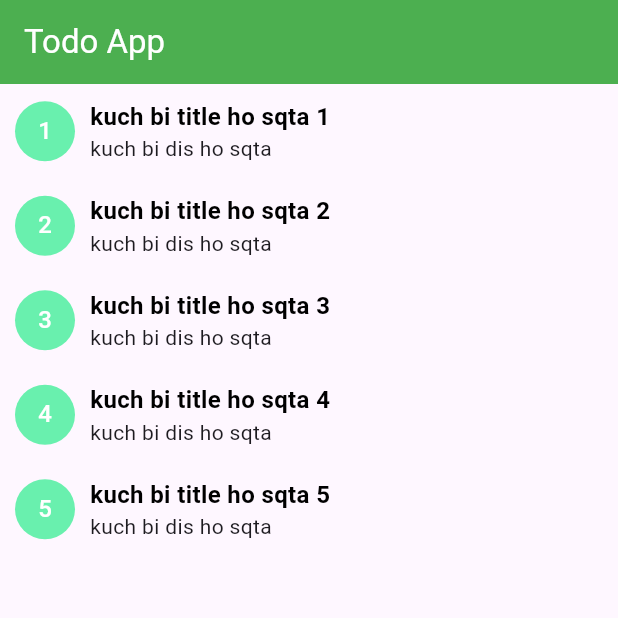
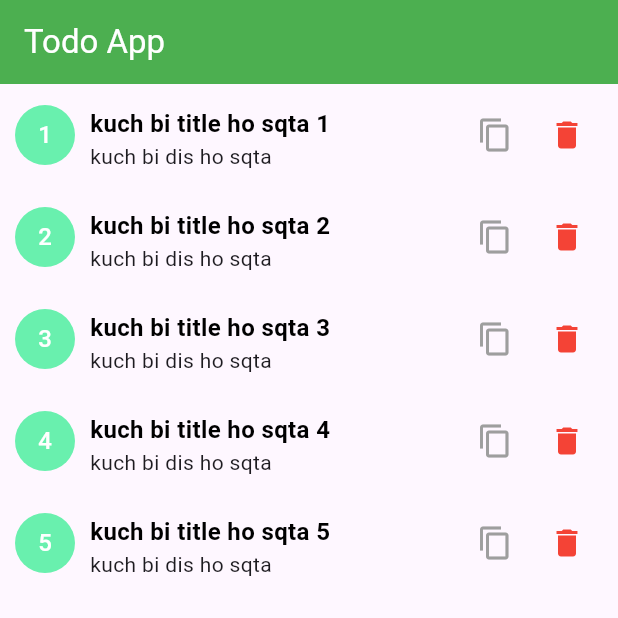
Before and after one commit to ahsanrahman0745/flutter_class, a Flutter app: the screen it shows after launch, on a phone screen of 412 x 824 dp, the top half of it. Run offline on Flutter 3.47's test engine with Material 3 defaults, Android fonts, the phone set to English and light mode, and no system bars; our stand-ins replace firebase_core; accounts and stored records are empty.

Commit message:
todo app del and copy done

```diff
--- a/lib/view/home_view.dart
+++ b/lib/view/home_view.dart
@@ -1,3 +1,4 @@
+import 'package:flutter/cupertino.dart';
 import 'package:flutter/material.dart';
 
 import '../model/todo_model.dart';
@@ -44,6 +45,7 @@ class _HomeViewState extends State<HomeView> {
                 return Padding(
                   padding: const EdgeInsets.symmetric(vertical: 10.0),
                   child: Row(
+                    mainAxisAlignment: MainAxisAlignment.start,
                     children: [
                       CircleAvatar(
                         backgroundColor: Colors.greenAccent,
@@ -52,14 +54,42 @@ class _HomeViewState extends State<HomeView> {
                           style: TextStyle(color: Colors.white),
                         ),
                       ),
-                      Padding(
-                        padding: const EdgeInsets.only(left: 10.0),
-                        child: Column(
-                          crossAxisAlignment: CrossAxisAlignment.start,
-                          mainAxisAlignment: MainAxisAlignment.start,
+                      Expanded(
+                        child: Row(
+                          mainAxisAlignment: MainAxisAlignment.spaceBetween,
+                          crossAxisAlignment: CrossAxisAlignment.end,
                           children: [
-                            Text(todoModel.title!,style: TextStyle(color: Colors.black,fontSize: 16,fontWeight: FontWeight.bold),),
-                            Text(todoModel.dis!,),
+                            Padding(
+                              padding: const EdgeInsets.only(left: 10.0),
+                              child: Column(
+                                crossAxisAlignment: CrossAxisAlignment.start,
+                                mainAxisAlignment: MainAxisAlignment.start,
+                                children: [
+                                  Text(todoModel.title,style: TextStyle(color: Colors.black,fontSize: 16,fontWeight: FontWeight.bold),),
+                                  Text(todoModel.dis,),
+                                ],
+                              ),
+                            ),
+                            Row(
+                              children: [
+                                IconButton(onPressed: (){
+                                  print("index no $index");
+                                  print("todoModelList length ${todoModelList.length}");
+                                  setState(() {
+                                    todoModelList.add(todoModel);
+                                  });
+                                  print("todoModelList length ${todoModelList.length}");
+                                }, icon: Icon(Icons.copy,color: Colors.grey,)),
+                                IconButton(onPressed: (){
+                                  print("index no $index");
+                                  print("todoModelList length ${todoModelList.length}");
+                                  setState(() {
+                                    todoModelList.removeAt(index);
+                                  });
+                                  print("todoModelList length ${todoModelList.length}");
+                                }, icon: Icon(Icons.delete,color: Colors.red,)),
+                              ],
+                            ),
                           ],
                         ),
                       )
```
